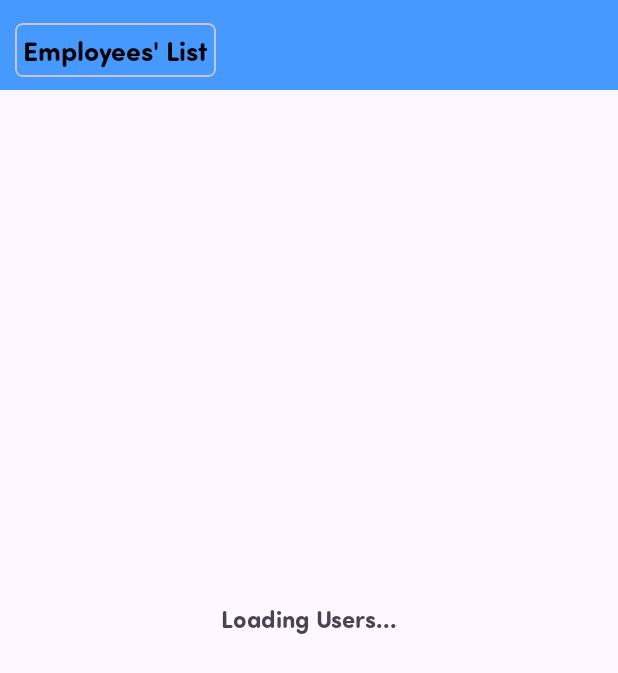
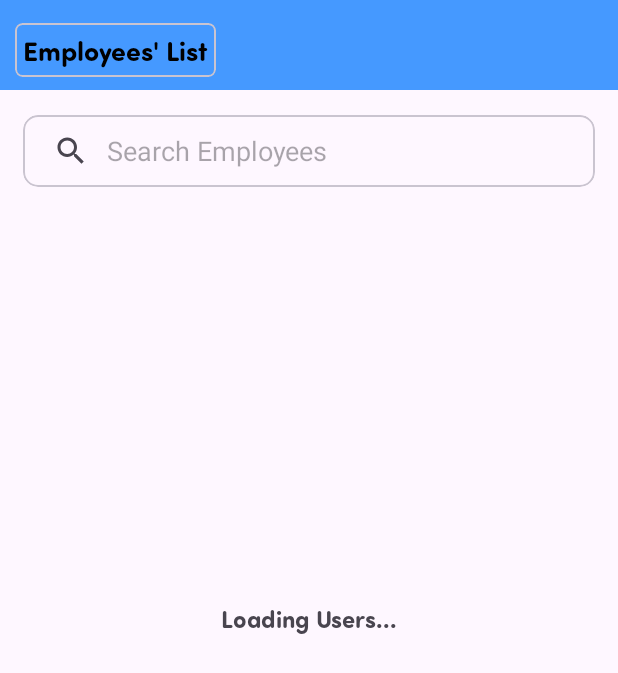
Before and after one commit to debz-g/MoneyManager, an Android app: the screen it shows after launch (MainActivity), on a phone screen of 412 x 824 dp. Shown: the top 673 px of the screen. Run offline under Robolectric (Android 15) with nearby library versions, the phone set to English and light mode, and no system bars; our stand-ins replace CircleImageView, Firebase (no records; nobody signed in at launch, a user with empty details on screens opened directly), Picasso.

Commit message:
Final changes 2

```diff
--- a/app/src/main/java/dev/refox/moneymanager/MainActivity.kt
+++ b/app/src/main/java/dev/refox/moneymanager/MainActivity.kt
@@ -7,6 +7,8 @@ import androidx.appcompat.app.AppCompatActivity
 import android.os.Bundle
 import android.view.View
 import android.widget.Button
+import android.widget.SearchView
+import android.widget.Toast
 import androidx.recyclerview.widget.LinearLayoutManager
 import com.google.android.material.textfield.TextInputEditText
 import com.google.firebase.database.*
@@ -15,10 +17,13 @@ import com.google.firebase.ktx.Firebase
 import dev.refox.moneymanager.adapters.EmployeeAdapter
 import dev.refox.moneymanager.databinding.ActivityMainBinding
 import dev.refox.moneymanager.model.UserModel
+import java.util.*
+import kotlin.collections.ArrayList
 
 private lateinit var binding: ActivityMainBinding
 private lateinit var empList: ArrayList<UserModel>
 private lateinit var database: DatabaseReference
+private lateinit var employeeAdapter: EmployeeAdapter
 
 
 class MainActivity : AppCompatActivity() {
@@ -40,7 +45,7 @@ class MainActivity : AppCompatActivity() {
 
 
         empList = arrayListOf<UserModel>()
-        val employeeAdapter = EmployeeAdapter(empList)
+        employeeAdapter = EmployeeAdapter(empList)
 
         database.addValueEventListener(object: ValueEventListener{
             override fun onDataChange(snapshot: DataSnapshot) {
@@ -58,6 +63,19 @@ class MainActivity : AppCompatActivity() {
 
             override fun onCancelled(error: DatabaseError) {
 
+            }
+
+        })
+
+        binding.svSearch.setOnQueryTextListener(object: SearchView.OnQueryTextListener,
+            androidx.appcompat.widget.SearchView.OnQueryTextListener {
+            override fun onQueryTextSubmit(query: String?): Boolean {
+                return false
+            }
+
+            override fun onQueryTextChange(newText: String?): Boolean {
+                filterList(newText)
+                return true
             }
 
         })
@@ -103,5 +121,22 @@ class MainActivity : AppCompatActivity() {
         }
     }
 
+    private fun filterList(query: String?) {
+        if(query!=null){
+            val filteredList = ArrayList<UserModel>()
+            for(i in empList){
+                if(i.Name?.toLowerCase(Locale.ROOT)!!.contains(query)){
+                    filteredList.add(i)
+                }
+            }
+
+            if(filteredList.isEmpty()){
+                Toast.makeText(this, "No data found", Toast.LENGTH_SHORT).show()
+            } else {
+                employeeAdapter.setFilteredList(filteredList)
+            }
+        }
+    }
+
 
 }
--- a/app/src/main/res/layout/activity_main.xml
+++ b/app/src/main/res/layout/activity_main.xml
@@ -38,6 +38,29 @@
 
     </com.google.android.material.card.MaterialCardView>
 
+    <com.google.android.material.card.MaterialCardView
+        android:id="@+id/mcvSearch"
+        android:layout_width="match_parent"
+        android:layout_height="wrap_content"
+        android:layout_marginHorizontal="15dp"
+        android:layout_marginTop="25dp"
+        app:cardCornerRadius="10dp"
+        app:layout_constraintStart_toStartOf="parent"
+        app:layout_constraintEnd_toEndOf="parent"
+        app:layout_constraintTop_toBottomOf="@id/mcvText"
+        >
+
+        <androidx.appcompat.widget.SearchView
+            android:id="@+id/svSearch"
+            android:layout_width="match_parent"
+            android:layout_height="wrap_content"
+            app:queryHint="Search Employees"
+            app:iconifiedByDefault="false"
+            app:queryBackground="@android:color/transparent"
+            />
+
+    </com.google.android.material.card.MaterialCardView>
+
 
     <androidx.recyclerview.widget.RecyclerView
         android:id="@+id/rvEmployeesList"
@@ -49,7 +72,7 @@
         app:layout_constraintBottom_toBottomOf="parent"
         app:layout_constraintEnd_toEndOf="parent"
         app:layout_constraintStart_toStartOf="parent"
-        app:layout_constraintTop_toBottomOf="@id/tvBackground"
+        app:layout_constraintTop_toBottomOf="@id/mcvSearch"
         tools:listitem="@layout/employee_item_layout" />
 
     <TextView
--- a/app/src/main/res/layout/employee_item_layout.xml
+++ b/app/src/main/res/layout/employee_item_layout.xml
@@ -16,7 +16,7 @@
            android:id="@+id/profilePicImage"
            android:layout_width="110dp"
            android:layout_height="110dp"
-           android:src="@drawable/profile_placeholder"
+           android:src="@drawable/galleryplaceholder"
            app:layout_constraintStart_toStartOf="parent"
            app:layout_constraintTop_toTopOf="parent"
            app:layout_constraintBottom_toTopOf="@id/materialCardView"
@@ -51,6 +51,7 @@
                 android:layout_height="wrap_content"
                 android:fontFamily="@font/sofiaprosoftbold"
                 android:text="Debayan Ghosh"
+                android:maxWidth="200dp"
                 android:textColor="@color/black"
                 android:textSize="20sp" />
 
```
Also changed, not shown: app/src/main/java/dev/refox/moneymanager/adapters/EmployeeAdapter.kt (+8 -3 lines), app/src/main/res/drawable/galleryplaceholder.png (added).
